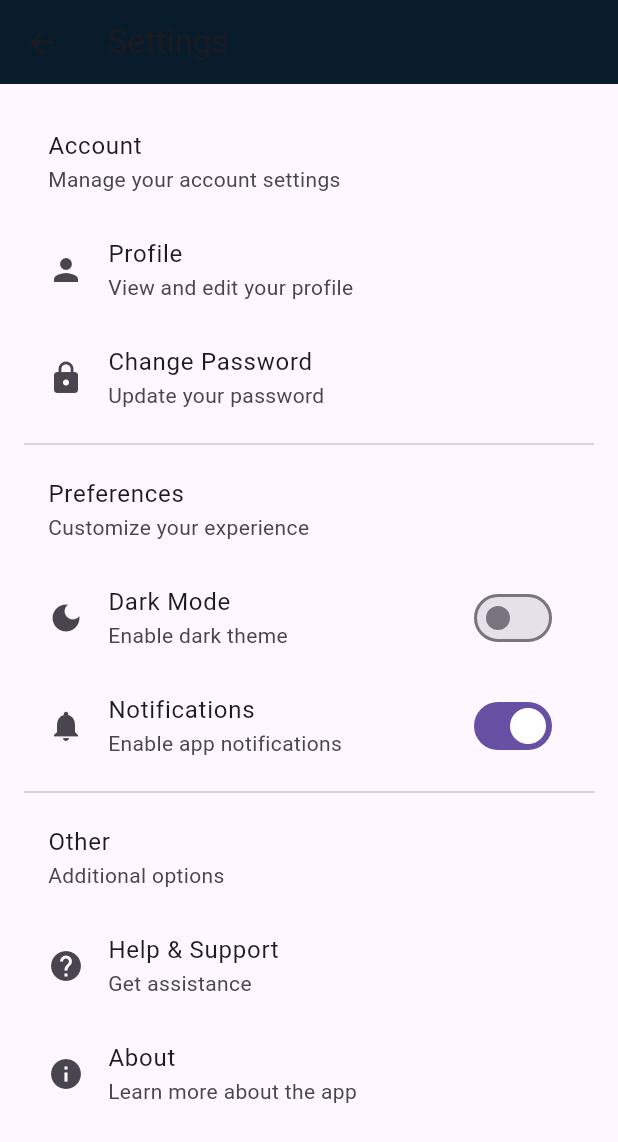
After one commit to Sreeenandana/learnloop, a Flutter app: the SettingsPage screen opened directly, on a phone screen of 412 x 824 dp. The commit adds this screen. Shown: the top 1142 px of the screen. Run offline on Flutter 3.47's test engine with Material 3 defaults, Android fonts, the phone set to English and light mode, and no system bars; our stand-ins replace cloud_firestore, firebase_auth, firebase_core, google_generative_ai; accounts and stored records are empty; network calls fail.

Commit message:
settings page

```diff
--- /dev/null
+++ b/lib/settings.dart
@@ -0,0 +1,167 @@
+import 'package:flutter/material.dart';
+
+class SettingsPage extends StatefulWidget {
+  const SettingsPage({super.key});
+
+  @override
+  SettingsPageState createState() => SettingsPageState();
+}
+
+class SettingsPageState extends State<SettingsPage> {
+  bool _darkMode = false; // Toggle for dark mode
+  bool _notifications = true; // Toggle for notifications
+
+  @override
+  Widget build(BuildContext context) {
+    return Scaffold(
+      appBar: AppBar(
+        title: const Text('Settings'),
+        backgroundColor: const Color.fromARGB(255, 9, 28, 44),
+      ),
+      body: ListView(
+        padding: const EdgeInsets.all(16.0),
+        children: [
+          // Account Section
+          const ListTile(
+            title: Text('Account'),
+            subtitle: Text('Manage your account settings'),
+          ),
+          ListTile(
+            leading: const Icon(Icons.person),
+            title: const Text('Profile'),
+            subtitle: const Text('View and edit your profile'),
+            onTap: () {
+              // Navigate to Profile Page
+              Navigator.push(
+                context,
+                MaterialPageRoute(builder: (context) => const ProfilePage()),
+              );
+            },
+          ),
+          ListTile(
+            leading: const Icon(Icons.lock),
+            title: const Text('Change Password'),
+            subtitle: const Text('Update your password'),
+            onTap: () {
+              // Navigate to Change Password Page
+              Navigator.push(
+                context,
+                MaterialPageRoute(
+                    builder: (context) => const ChangePasswordPage()),
+              );
+            },
+          ),
+          const Divider(),
+
+          // Preferences Section
+          const ListTile(
+            title: Text('Preferences'),
+            subtitle: Text('Customize your experience'),
+          ),
+          SwitchListTile(
+            value: _darkMode,
+            onChanged: (bool value) {
+              setState(() {
+                _darkMode = value;
+              });
+            },
+            title: const Text('Dark Mode'),
+            subtitle: const Text('Enable dark theme'),
+            secondary: const Icon(Icons.dark_mode),
+          ),
+          SwitchListTile(
+            value: _notifications,
+            onChanged: (bool value) {
+              setState(() {
+                _notifications = value;
+              });
+            },
+            title: const Text('Notifications'),
+            subtitle: const Text('Enable app notifications'),
+            secondary: const Icon(Icons.notifications),
+          ),
+          const Divider(),
+
+          // Other Section
+          const ListTile(
+            title: Text('Other'),
+            subtitle: Text('Additional options'),
+          ),
+          ListTile(
+            leading: const Icon(Icons.help),
+            title: const Text('Help & Support'),
+            subtitle: const Text('Get assistance'),
+            onTap: () {
+              // Navigate to Help Page
+              Navigator.push(
+                context,
+                MaterialPageRoute(builder: (context) => const HelpPage()),
+              );
+            },
+          ),
+          ListTile(
+            leading: const Icon(Icons.info),
+            title: const Text('About'),
+            subtitle: const Text('Learn more about the app'),
+            onTap: () {
+              // Navigate to About Page
+              Navigator.push(
+                context,
+                MaterialPageRoute(builder: (context) => const AboutPage()),
+              );
+            },
+          ),
+        ],
+      ),
+    );
+  }
+}
+
+// Placeholder Pages for Navigation
+class ProfilePage extends StatelessWidget {
+  const ProfilePage({super.key});
+
+  @override
+  Widget build(BuildContext context) {
+    return Scaffold(
+      appBar: AppBar(title: const Text('Profile')),
+      body: const Center(child: Text('Profile Page')),
+    );
+  }
+}
+
+class ChangePasswordPage extends StatelessWidget {
+  const ChangePasswordPage({super.key});
+
+  @override
+  Widget build(BuildContext context) {
+    return Scaffold(
+      appBar: AppBar(title: const Text('Change Password')),
+      body: const Center(child: Text('Change Password Page')),
+    );
+  }
+}
+
+class HelpPage extends StatelessWidget {
+  const HelpPage({super.key});
+
+  @override
+  Widget build(BuildContext context) {
+    return Scaffold(
+      appBar: AppBar(title: const Text('Help & Support')),
+      body: const Center(child: Text('Help & Support Page')),
+    );
+  }
+}
+
+class AboutPage extends StatelessWidget {
+  const AboutPage({super.key});
+
+  @override
+  Widget build(BuildContext context) {
+    return Scaffold(
+      appBar: AppBar(title: const Text('About')),
+      body: const Center(child: Text('About Page')),
+    );
+  }
+}
```
Also changed, not shown: lib/quizcontent.dart (+59 -69 lines).
